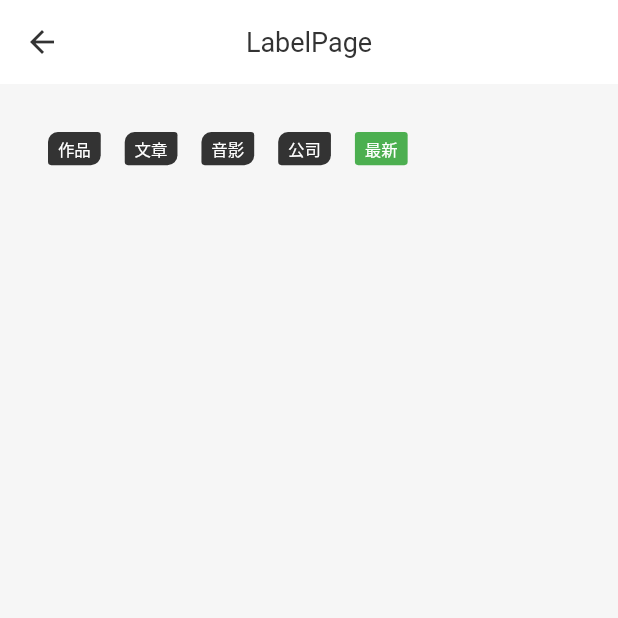
After one commit to hello-coder-xu/voo, a Flutter app: the LabelPage screen opened by its route, on a phone screen of 412 x 824 dp, the top half of it. The commit adds this screen. Run offline on Flutter 3.47's test engine with Material 2 defaults, Android fonts, the light colour scheme and no system bars; our stand-ins replace flutter_screenutil.

Commit message:
适配调整 - 标签 - switch

```diff
--- a/example/lib/main.dart
+++ b/example/lib/main.dart
@@ -69,7 +69,6 @@ class MyApp extends StatelessWidget {
         themeMode: ThemeMode.system,
         routes: routs,
         onGenerateRoute: (settings) {
-          print('test settings=${settings.name}');
           WidgetBuilder builder = routs[settings.name];
           return MaterialPageRoute(builder: builder);
         },
--- a/example/lib/page/badge/index.dart
+++ b/example/lib/page/badge/index.dart
@@ -30,7 +30,6 @@ class BadgePage extends StatelessWidget {
     List<Widget> children = [];
     children.add(UiComponent.getListTile(title: '基础样式'));
 
-    children.add(VooLabel(value: '作品', theme: VooLabelTheme.rect));
     children.add(Row(
       mainAxisAlignment: MainAxisAlignment.spaceAround,
       children: [
--- a/example/lib/page/home/index.dart
+++ b/example/lib/page/home/index.dart
@@ -31,6 +31,7 @@ class HomePageState extends State<HomePage> {
         '折叠面板 Collapse': '/CollapsePage',
         '头像 Avatar': '/AvatarPage',
         '搜索框 SearchBar': '/SearchBarPage',
+        '标签 Label': '/LabelPage',
       },
       '反馈': {
         '微标 Badge': '/BadgePage',
--- /dev/null
+++ b/example/lib/page/label/index.dart
@@ -0,0 +1,35 @@
+import 'package:example/comm/ui_component.dart';
+import 'package:flutter/material.dart';
+import 'package:voo/voo.dart';
+
+///标签视图
+class LabelPage extends StatelessWidget {
+  Widget contentView() {
+    List<Widget> children = [];
+    children.add(VooLabel(value: '作品', theme: VooLabelTheme.half_circle));
+    children.add(VooLabel(value: '文章', theme: VooLabelTheme.half_circle));
+    children.add(VooLabel(value: '音影', theme: VooLabelTheme.half_circle));
+    children.add(VooLabel(value: '公司', theme: VooLabelTheme.half_circle));
+    children.add(VooLabel(
+      value: '最新',
+      theme: VooLabelTheme.rect,
+      bgColor: Colors.green,
+    ));
+
+    return SingleChildScrollView(
+      padding: EdgeInsets.all(32),
+      child: Wrap(
+        children: children,
+        spacing: 16,
+      ),
+    );
+  }
+
+  @override
+  Widget build(BuildContext context) {
+    return Scaffold(
+      appBar: UiComponent.getTitleBar(title: 'LabelPage'),
+      body: contentView(),
+    );
+  }
+}
--- a/example/lib/routes/index.dart
+++ b/example/lib/routes/index.dart
@@ -1,4 +1,5 @@
 import 'package:example/page/home/index.dart';
+import 'package:example/page/label/index.dart';
 import 'package:flutter/material.dart';
 import 'package:example/page/avatar/index.dart';
 import 'package:example/page/badge/index.dart';
@@ -77,4 +78,5 @@ Map<String, WidgetBuilder> routs = {
   '/CodeCellPage': (context) => CodeCellPage(),
   '/StateSwitcherPage': (context) => StateSwitcherPage(),
   '/TabBarPage': (context) => TabBarPage(),
+  '/LabelPage': (context) => LabelPage(),
 };
```
